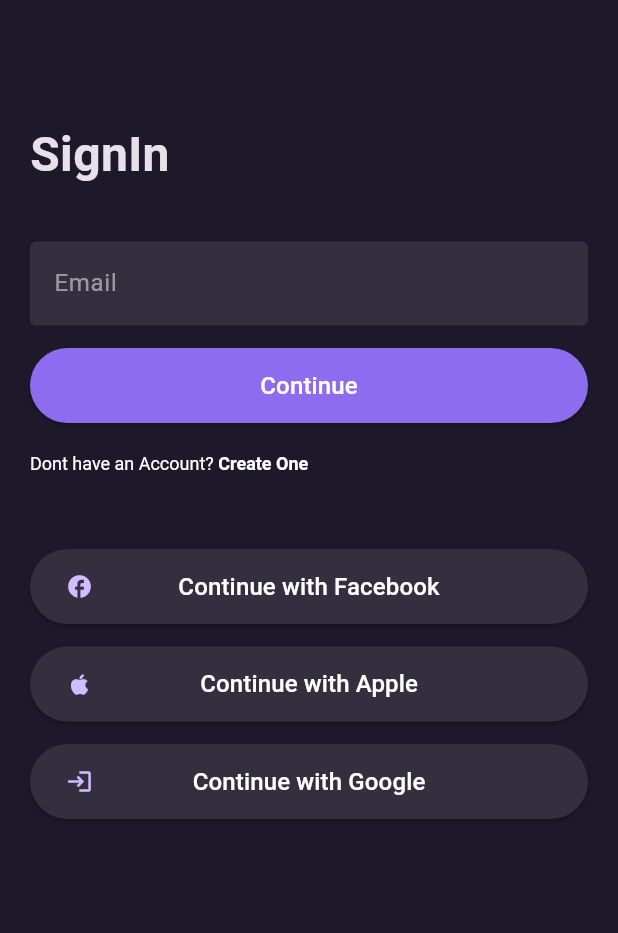
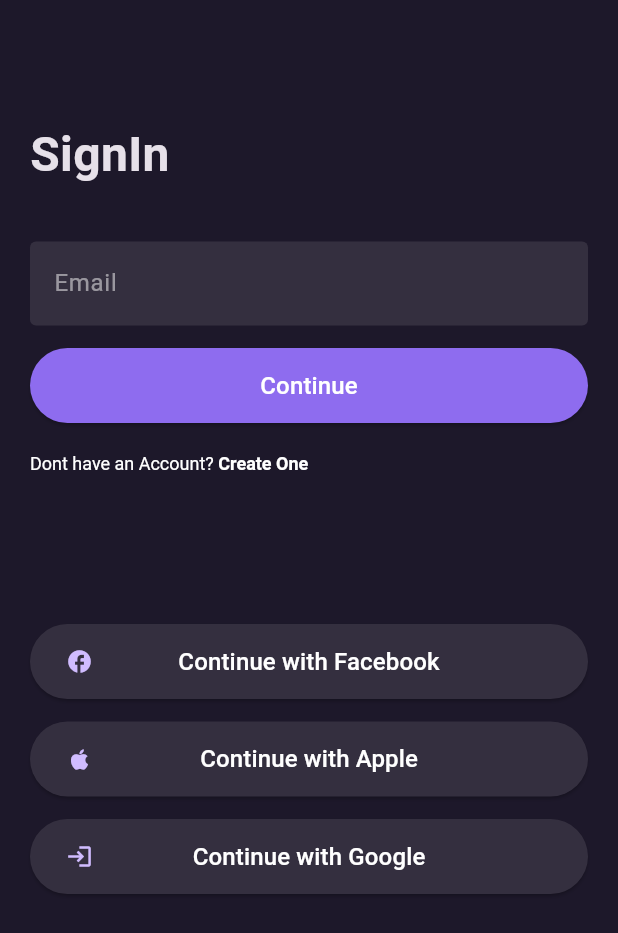
Before and after one commit to xMiuoshh/utrzymanie-ruchu-app, a Flutter app: the screen it shows after launch, on a phone screen of 412 x 824 dp. Shown: the top 933 px of the screen. Run offline on Flutter 3.47's test engine with Material 3 defaults, Android fonts, the light colour scheme and no system bars; Roboto replaces fonts that are missing (Circular Std, Circular std).

Commit message:
sized box

```diff
--- a/lib/core/themes/margins.dart
+++ b/lib/core/themes/margins.dart
@@ -3,7 +3,8 @@
 
 // sized box
 static const spaceBetweenTextFields15 = 15.0;
-static const sizedBox = 50.0;
+static const sizedBoxd50 = 50.0;
+static const sizedBoxd100 = 100.0;
 
 
 //padding
--- a/lib/features/login_page/clean_architecture/presentation/pages/sign_in_email.dart
+++ b/lib/features/login_page/clean_architecture/presentation/pages/sign_in_email.dart
@@ -84,7 +84,7 @@
                   ]
                )),
              ),
-             SizedBox(height: Margins.sizedBox,),
+             SizedBox(height: Margins.sizedBoxd100,),
              LoginWithButton(icon: Icon(Icons.facebook), text: 'Continue with Facebook', widgetColorProperty: AppStateProperty.loginWithButton,),
              SizedBox(height: Margins.padding15,),
              LoginWithButton(icon: Icon(Icons.apple), text: 'Continue with Apple', widgetColorProperty: AppStateProperty.loginWithButton,),
```
